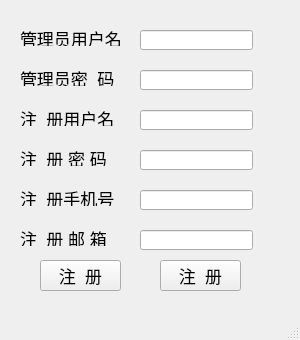
Qt form enroll.ui (dongyakuangren/mnlgxz) before a commit.
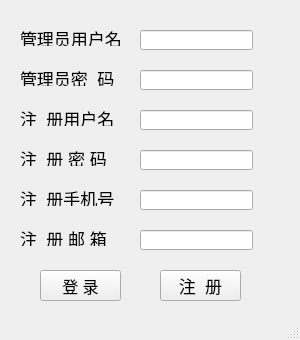
The same form after that commit. Icons and pictures are not drawn.

Commit message: 我的代码！

```diff
--- a/enroll.ui
+++ b/enroll.ui
@@ -217,25 +217,26 @@
     <property name="geometry">
      <rect>
       <x>40</x>
-      <y>260</y>
+      <y>270</y>
       <width>81</width>
       <height>31</height>
      </rect>
     </property>
     <property name="font">
      <font>
-      <pointsize>13</pointsize>
+      <family>宋体</family>
+      <pointsize>12</pointsize>
      </font>
     </property>
     <property name="text">
-     <string>注  册</string>
+     <string>登 录</string>
     </property>
    </widget>
    <widget class="QPushButton" name="zcbtn_3">
     <property name="geometry">
      <rect>
       <x>160</x>
-      <y>260</y>
+      <y>270</y>
       <width>81</width>
       <height>31</height>
      </rect>
```
The commit also changes 1 other file.
